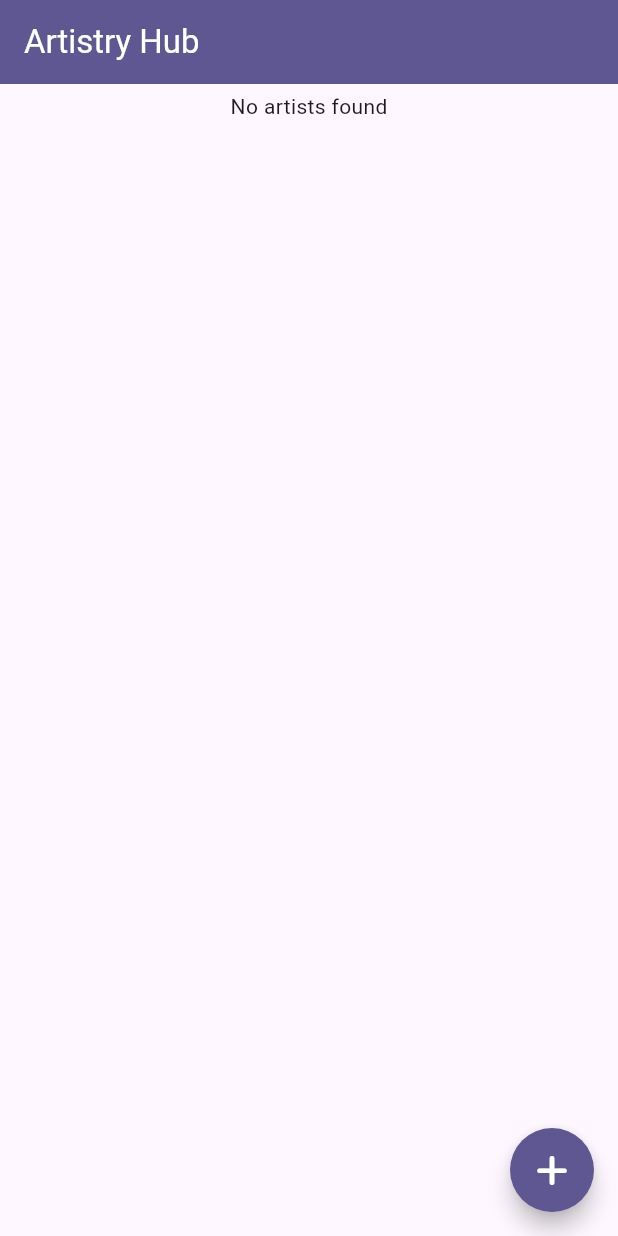
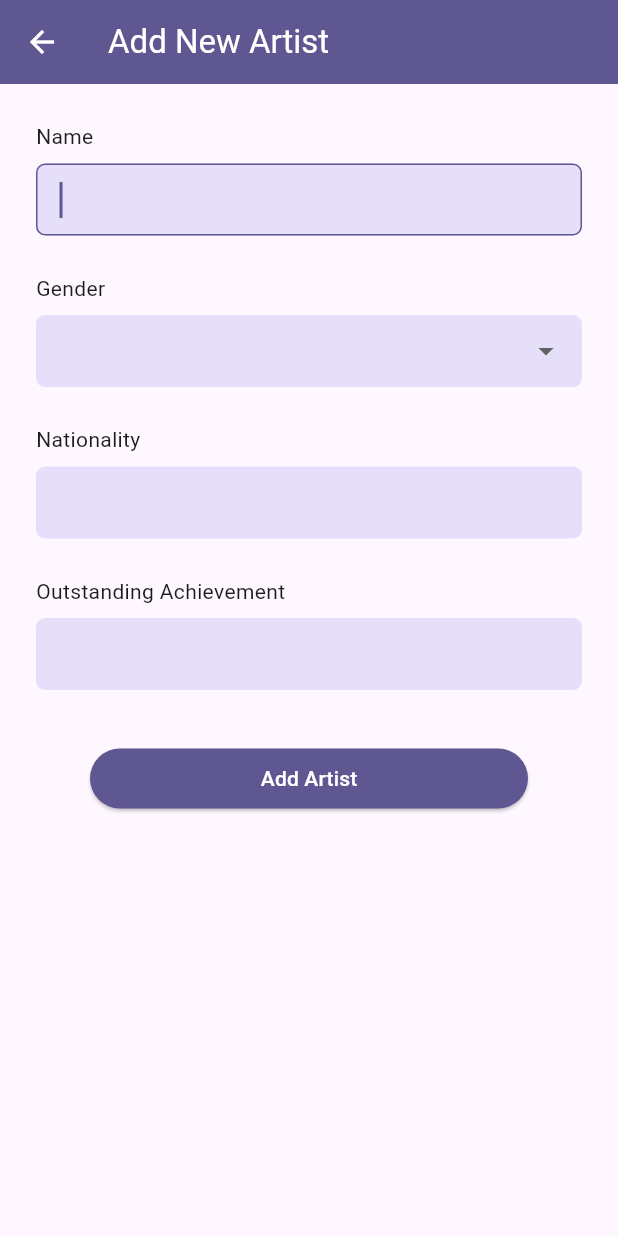
Before and after one commit to prxsss/artistry_hub, a Flutter app: the screen it shows after launch, after a tap on an icon or button, on a phone screen of 412 x 824 dp. Run offline on Flutter 3.47's test engine with Material 3 defaults, Android fonts, the phone set to English and light mode, and no system bars; our stand-ins replace cloud_firestore, firebase_core, flutter_slidable, font_awesome_flutter; accounts and stored records are empty.

Commit message:
Add AddArtistPage for artist entry and enhance UI with input decoration

```diff
--- a/lib/main.dart
+++ b/lib/main.dart
@@ -26,6 +26,28 @@
           foregroundColor: kColorScheme.onPrimary,
           shape: CircleBorder(),
         ),
+        inputDecorationTheme: InputDecorationTheme().copyWith(
+          contentPadding: const EdgeInsets.symmetric(
+            horizontal: 12,
+            vertical: 8,
+          ),
+          filled: true,
+          fillColor: kColorScheme.secondaryContainer,
+          border: OutlineInputBorder(
+            borderRadius: BorderRadius.circular(6),
+            borderSide: BorderSide.none,
+          ),
+          focusedBorder: OutlineInputBorder(
+            borderRadius: BorderRadius.circular(6),
+            borderSide: BorderSide(color: kColorScheme.primary),
+          ),
+        ),
+        elevatedButtonTheme: ElevatedButtonThemeData(
+          style: ElevatedButton.styleFrom(
+            backgroundColor: kColorScheme.primary,
+            foregroundColor: kColorScheme.onPrimary,
+          ),
+        ),
       ),
       home: ArtistryHub(),
     ),
--- /dev/null
+++ b/lib/pages/add_artist_page.dart
@@ -0,0 +1,153 @@
+import 'package:artistry_hub/enums/gender.dart';
+import 'package:flutter/material.dart';
+
+class AddArtistPage extends StatefulWidget {
+  const AddArtistPage({super.key});
+
+  @override
+  State<AddArtistPage> createState() => _AddArtistPageState();
+}
+
+class _AddArtistPageState extends State<AddArtistPage> {
+  final _formKey = GlobalKey<FormState>();
+
+  final nameController = TextEditingController();
+  final genderController = TextEditingController();
+  final nationalityController = TextEditingController();
+  final outstandingAchievementController = TextEditingController();
+
+  Gender? selectedGender;
+
+  String capitalize(String s) => s[0].toUpperCase() + s.substring(1);
+
+  @override
+  void dispose() {
+    nameController.dispose();
+    genderController.dispose();
+    nationalityController.dispose();
+    outstandingAchievementController.dispose();
+    super.dispose();
+  }
+
+  @override
+  Widget build(BuildContext context) {
+    return Scaffold(
+      appBar: AppBar(title: const Text("Add New Artist")),
+      body: SingleChildScrollView(
+        child: Form(
+          key: _formKey,
+          child: Column(
+            children: [
+              const SizedBox(height: 25),
+              Padding(
+                padding: const EdgeInsets.symmetric(horizontal: 24),
+                child: Column(
+                  crossAxisAlignment: CrossAxisAlignment.start,
+                  children: [
+                    Text('Name'),
+                    SizedBox(height: 8),
+                    TextFormField(
+                      controller: nameController,
+                      validator: (value) {
+                        if (value == null || value.trim().isEmpty) {
+                          return "Please enter an artist's name";
+                        }
+                        return null;
+                      },
+                      autofocus: true,
+                    ),
+                  ],
+                ),
+              ),
+              const SizedBox(height: 25),
+              Padding(
+                padding: const EdgeInsets.symmetric(horizontal: 24),
+                child: Column(
+                  crossAxisAlignment: CrossAxisAlignment.start,
+                  children: [
+                    Text('Gender'),
+                    SizedBox(height: 8),
+                    DropdownButtonFormField(
+                      value: selectedGender,
+                      onChanged: (value) {
+                        setState(() {
+                          selectedGender = value;
+                        });
+                      },
+                      validator: (value) {
+                        if (value == null) {
+                          return "Please select an artist's gender";
+                        }
+                        return null;
+                      },
+                      items:
+                          Gender.values.map((g) {
+                            return DropdownMenuItem(
+                              value: g,
+                              child: Text(capitalize(g.name)),
+                            );
+                          }).toList(),
+                    ),
+                  ],
+                ),
+              ),
+              const SizedBox(height: 25),
+              Padding(
+                padding: const EdgeInsets.symmetric(horizontal: 24),
+                child: Column(
+                  crossAxisAlignment: CrossAxisAlignment.start,
+                  children: [
+                    Text('Nationality'),
+                    SizedBox(height: 8),
+                    TextFormField(
+                      controller: nationalityController,
+                      validator: (value) {
+                        if (value == null || value.trim().isEmpty) {
+                          return "Please enter an artist's nationality";
+                        }
+                        return null;
+                      },
+                      autofocus: true,
+                    ),
+                  ],
+                ),
+              ),
+              const SizedBox(height: 25),
+              Padding(
+                padding: const EdgeInsets.symmetric(horizontal: 24),
+                child: Column(
+                  crossAxisAlignment: CrossAxisAlignment.start,
+                  children: [
+                    Text('Outstanding Achievement'),
+                    SizedBox(height: 8),
+                    TextFormField(
+                      controller: outstandingAchievementController,
+                      validator: (value) {
+                        if (value == null || value.trim().isEmpty) {
+                          return "Please enter an artist's outstanding achievement";
+                        }
+                        return null;
+                      },
+                      autofocus: true,
+                    ),
+                  ],
+                ),
+              ),
+              const SizedBox(height: 35),
+              Container(
+                width: double.infinity,
+                padding: const EdgeInsets.symmetric(horizontal: 60),
+                child: ElevatedButton(
+                  onPressed: () {
+                    if (_formKey.currentState!.validate()) {}
+                  },
+                  child: const Text('Add Artist'),
+                ),
+              ),
+            ],
+          ),
+        ),
+      ),
+    );
+  }
+}
--- a/lib/pages/artistry_hub.dart
+++ b/lib/pages/artistry_hub.dart
@@ -1,4 +1,5 @@
 import 'package:artistry_hub/models/artist.dart';
+import 'package:artistry_hub/pages/add_artist_page.dart';
 import 'package:artistry_hub/services/database_service.dart';
 import 'package:flutter/material.dart';
 import 'package:flutter_slidable/flutter_slidable.dart';
@@ -91,7 +92,12 @@ class _ArtistryHubState extends State<ArtistryHub> {
         ),
       ),
       floatingActionButton: FloatingActionButton(
-        onPressed: () {},
+        onPressed: () {
+          Navigator.push(
+            context,
+            MaterialPageRoute(builder: (context) => const AddArtistPage()),
+          );
+        },
         child: FaIcon(FontAwesomeIcons.plus),
       ),
     );
```
